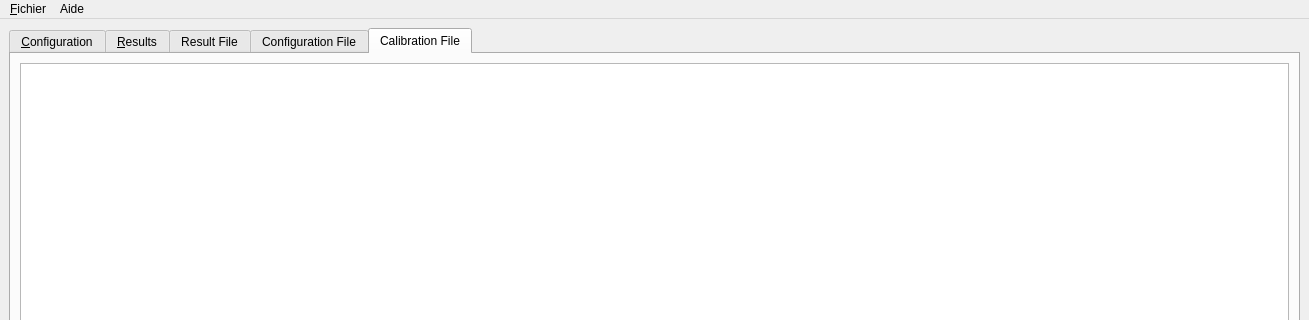
Above: ADEPO/ATLAS_BCAM.ui from CERN/atlas-adepo before the change; both pictures show x 0 to 1309 and y 0 to 320 of the 1309 by 747 pixel window. Below: the same form after it.
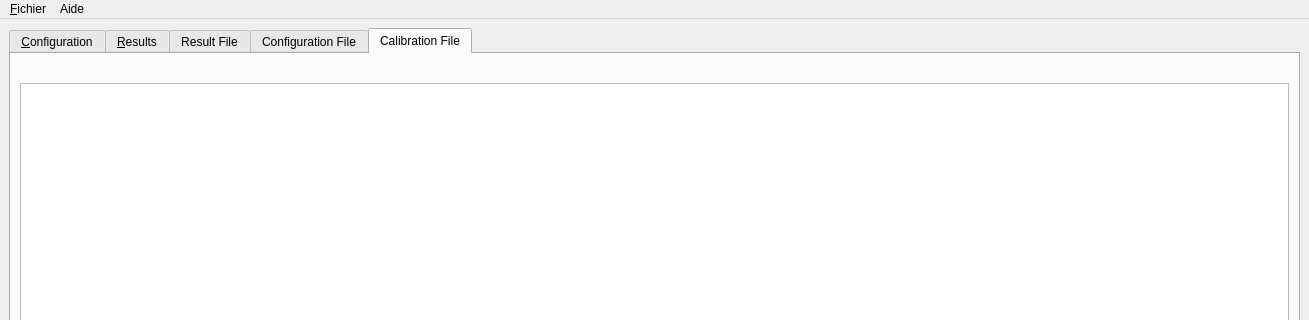
That is the form after the change. The open tabs and pages were chosen to show the change. Icons and pictures are not drawn.

Commit message: Trying to read result file

```diff
--- a/ADEPO/ATLAS_BCAM.ui
+++ b/ADEPO/ATLAS_BCAM.ui
@@ -612,6 +612,13 @@
         <string>Calibration File</string>
        </attribute>
        <layout class="QVBoxLayout" name="verticalLayout_8">
+        <item>
+         <widget class="QLabel" name="calibrationFileLabel">
+          <property name="text">
+           <string/>
+          </property>
+         </widget>
+        </item>
         <item>
          <widget class="QTextBrowser" name="calibrationFile"/>
         </item>
```
Left out of the diff: 9 changed lines with no effect on the pictures. The commit also changes 2 other files.
